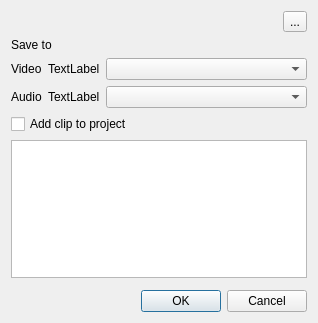
This is src/ui/cutjobdialog_ui.ui in KDE/kdenlive as Qt 5 draws it before an edit. The edited form follows.
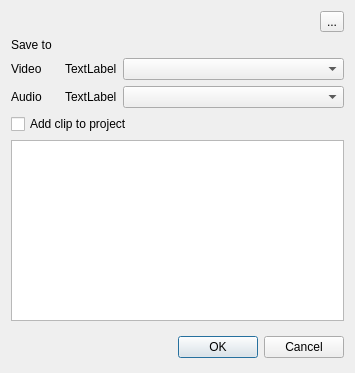
This is the edited form. Icons and pictures are not drawn. Custom widgets are drawn as their Qt base class.

What changed in the file:
```diff
--- a/src/ui/cutjobdialog_ui.ui
+++ b/src/ui/cutjobdialog_ui.ui
@@ -6,8 +6,8 @@
    <rect>
     <x>0</x>
     <y>0</y>
-    <width>318</width>
-    <height>323</height>
+    <width>355</width>
+    <height>373</height>
    </rect>
   </property>
   <property name="windowTitle">
```
Left out of the diff: 4 changed lines with no effect on the pictures.
